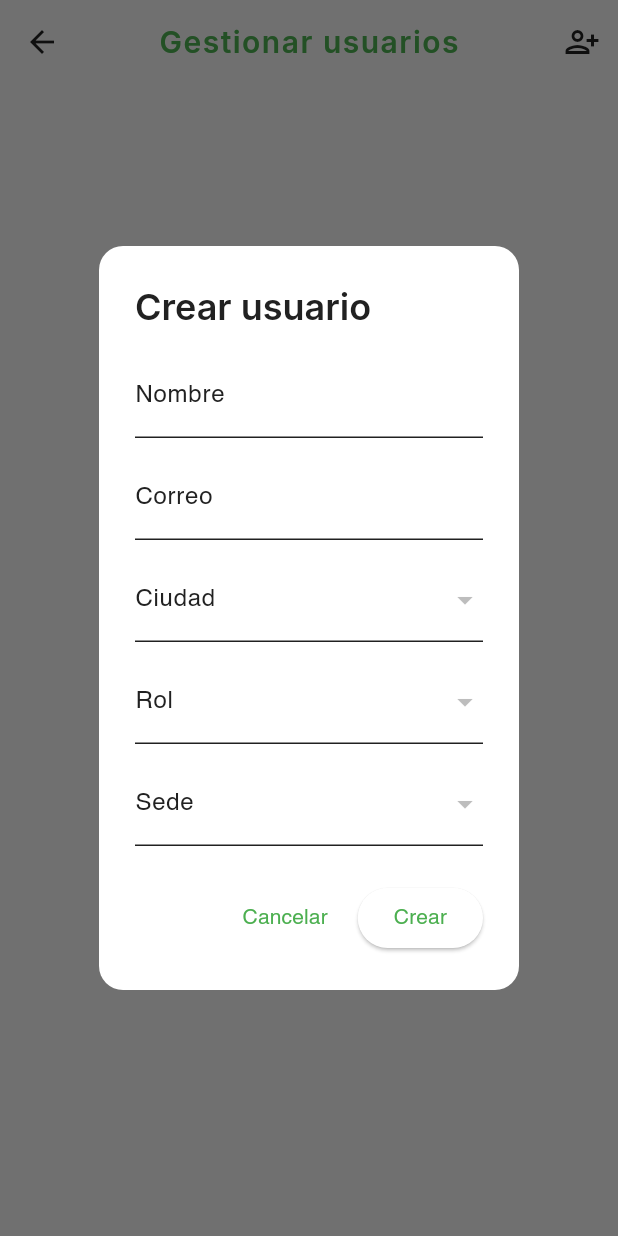
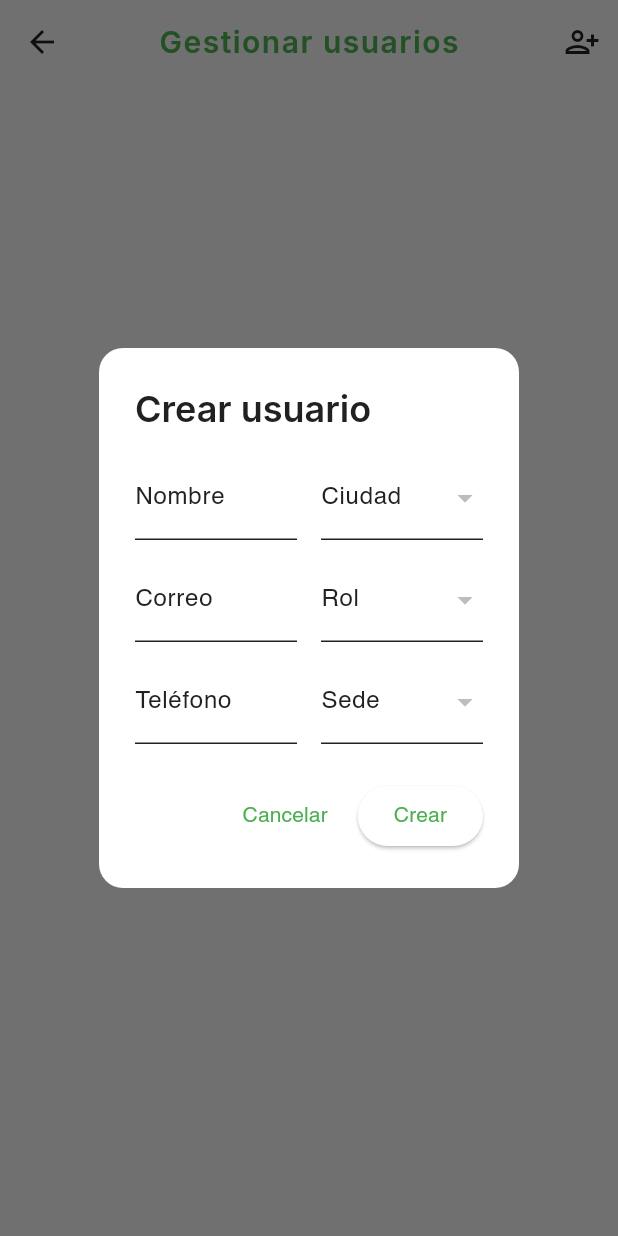
Before and after one commit to JA-SB-DEV/loginpage, a Flutter app: the ManageUsersScreen screen opened directly, after a tap on the "person add alt 1" icon, on a phone screen of 412 x 824 dp. Run offline on Flutter 3.47's test engine with Material 3 defaults, Android fonts, the phone set to English and light mode, and no system bars; our stand-ins replace cloud_firestore, firebase_auth, firebase_core, fl_chart, flutter_speed_dial, google_fonts and 3 more; missing offline and left inert: mobile_scanner; accounts and stored records are empty.

Commit message:
Primer boceto del formulario crear usuario, 0 pruebas

```diff
--- a/lib/Views/Management/manage_users.dart
+++ b/lib/Views/Management/manage_users.dart
@@ -67,6 +67,7 @@ class _ManageUsersScreenState extends State<ManageUsersScreen> {
 
     final nombreController = TextEditingController(text: user?.name ?? '');
     final correoController = TextEditingController(text: user?.email ?? '');
+    final telefonoController = TextEditingController(text: user?.phone ?? '');
     String? selectedCity =
         user?.idCity ?? (ciudades.isNotEmpty ? ciudades.first.id : null);
     String? selectedRole =
@@ -88,6 +89,9 @@ class _ManageUsersScreenState extends State<ManageUsersScreen> {
             style: GoogleFonts.inter(fontWeight: FontWeight.w600),
           ),
           content: SingleChildScrollView(
+            child: Row(
+              children: [
+                Expanded(
                   child: Column(
                     mainAxisSize: MainAxisSize.min,
                     children: [
@@ -101,6 +105,20 @@ class _ManageUsersScreenState extends State<ManageUsersScreen> {
                         decoration: const InputDecoration(labelText: 'Correo'),
                       ),
                       const SizedBox(height: 12),
+                      TextField(
+                        controller: telefonoController,
+                        decoration: const InputDecoration(
+                          labelText: 'Teléfono',
+                        ),
+                      ),
+                    ],
+                  ),
+                ),
+                const SizedBox(width: 16),
+                Expanded(
+                  child: Column(
+                    mainAxisSize: MainAxisSize.min,
+                    children: [
                       DropdownButtonFormField<String>(
                         value: selectedCity,
                         items:
@@ -148,6 +166,9 @@ class _ManageUsersScreenState extends State<ManageUsersScreen> {
                     ],
                   ),
                 ),
+              ],
+            ),
+          ),
           actions: [
             TextButton(
               child: const Text('Cancelar'),
@@ -158,6 +179,7 @@ class _ManageUsersScreenState extends State<ManageUsersScreen> {
               onPressed: () async {
                 if (nombreController.text.trim().isEmpty ||
                     correoController.text.trim().isEmpty ||
+                    telefonoController.text.trim().isEmpty ||
                     selectedCity == null ||
                     selectedRole == null ||
                     selectedSede == null) {
@@ -176,10 +198,10 @@ class _ManageUsersScreenState extends State<ManageUsersScreen> {
                   await userController.crearUsuario(
                     nombre: nombreController.text.trim(),
                     email: correoController.text.trim(),
+                    telefono: telefonoController.text.trim(),
                     idCiudad: selectedCity,
                     idRole: selectedRole,
                     idSede: selectedSede,
-                    telefono: '', // agrega campo si lo necesitas
                     createdAt: DateTime.now().toIso8601String(),
                     usuarioActual: usuarioActual,
                   );
```
Also changed, not shown: lib/Views/login.dart (+12 -2 lines). Lines whose indentation alone changed are shown as unchanged.
